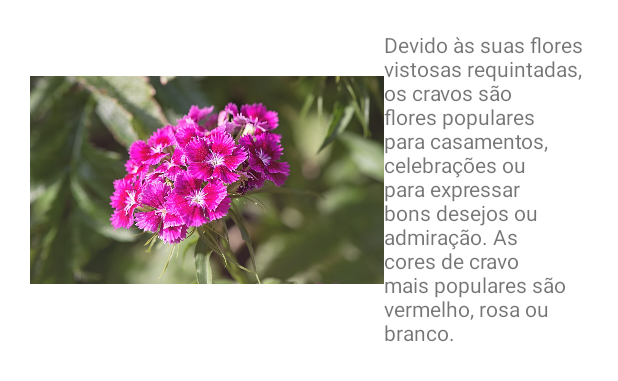
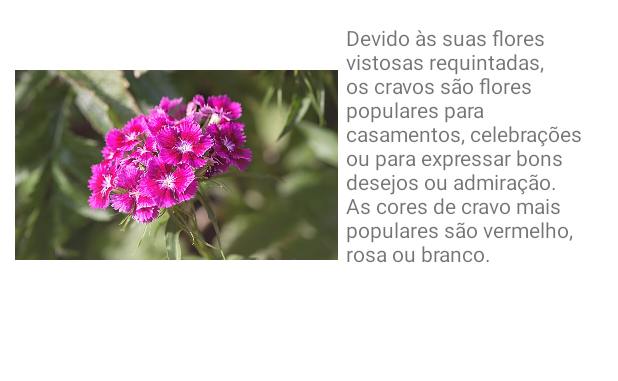
Before and after one commit to SantosRafael1/flowers-app, an Android app: the layout list_item.xml on its own in the app's theme, with its tools: preview values and no code run, on a phone screen of 412 x 824 dp. Shown: the top 381 px of the screen. Run offline under Robolectric (Android 15) with nearby library versions, the phone set to English and light mode, and no system bars.

Commit message:
Alterado as margens e a altura dos widgets

```diff
--- a/app/src/main/res/layout/list_item.xml
+++ b/app/src/main/res/layout/list_item.xml
@@ -2,15 +2,15 @@
 <LinearLayout xmlns:android="http://schemas.android.com/apk/res/android"
     xmlns:app="http://schemas.android.com/apk/res-auto"
     android:layout_width="match_parent"
-    android:layout_height="match_parent"
+    android:layout_height="wrap_content"
     xmlns:tools="http://schemas.android.com/tools"
-    android:layout_margin="20dp"
+    android:layout_margin="10dp"
     android:orientation="horizontal">
 
 
     <ImageView
         android:id="@+id/image_view"
-        android:layout_width="200dp"
+        android:layout_width="150dp"
         android:layout_height="200dp"
         android:layout_weight="1"
         tools:src="@drawable/cravo" />
@@ -19,6 +19,7 @@
         android:id="@+id/tv"
         android:layout_width="100dp"
         android:layout_height="wrap_content"
+        android:layout_margin="5dp"
         android:layout_weight="1"
         tools:text="@string/cravos" />
 
```
